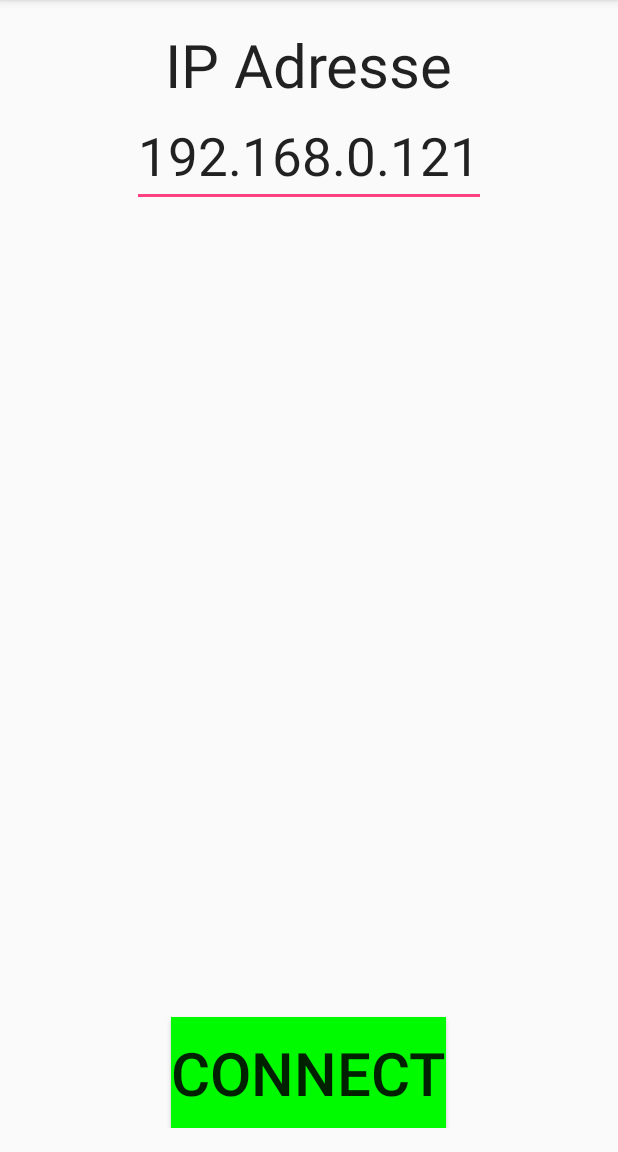
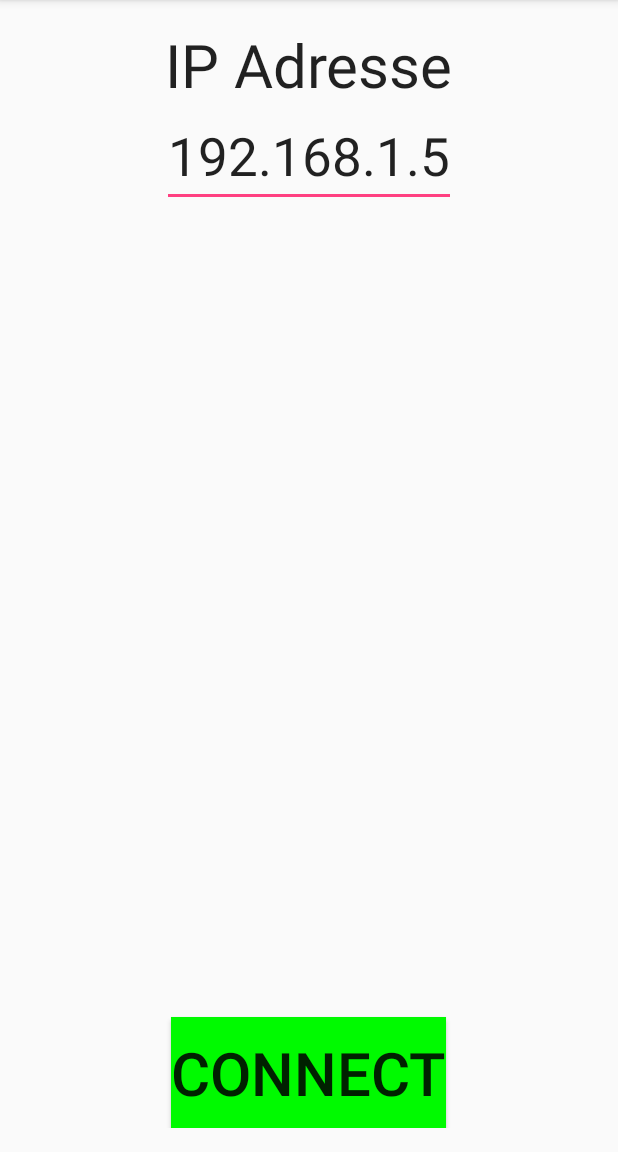
Before and after one commit to Dragonking3x/Adrioid, an Android app: the screen it shows after launch (MainActivity), on a phone screen of 412 x 824 dp, the part 84-1236 px from its top. Run offline under Robolectric (Android 15) with nearby library versions, the phone set to English and light mode, and no system bars.

Commit message:
fixed get IP

```diff
--- a/LoLAleartKopie - Kopie/app/src/main/java/com/vgdragon/dragonking3x/lolaleart/MainActivity.java
+++ b/LoLAleartKopie - Kopie/app/src/main/java/com/vgdragon/dragonking3x/lolaleart/MainActivity.java
@@ -88,7 +88,7 @@ public class MainActivity extends AppCompatActivity {
 
         final LoLStartAleart lol = new LoLStartAleart();
 
-        lol.setIp(ipAdress.getText().toString());
+
         lol.setMa(ma);
 
         final Thread txtUpdate = new Thread() {
@@ -129,6 +129,7 @@ public class MainActivity extends AppCompatActivity {
 
             @Override
             public void onClick(View view) {
+                lol.setIp(ipAdress.getText().toString());
 
                 if(isConnectButton()){
                     lol.setExit(1);
--- a/LoLAleartKopie - Kopie/app/src/main/res/layout/activity_main.xml
+++ b/LoLAleartKopie - Kopie/app/src/main/res/layout/activity_main.xml
@@ -25,7 +25,7 @@
         android:id="@+id/ipTxtField"
         android:layout_below="@+id/textView"
         android:layout_centerHorizontal="true"
-        android:text="192.168.0.121"
+        android:text="192.168.1.5"
         android:textSize="35dp" />
 
     <TextView
```
